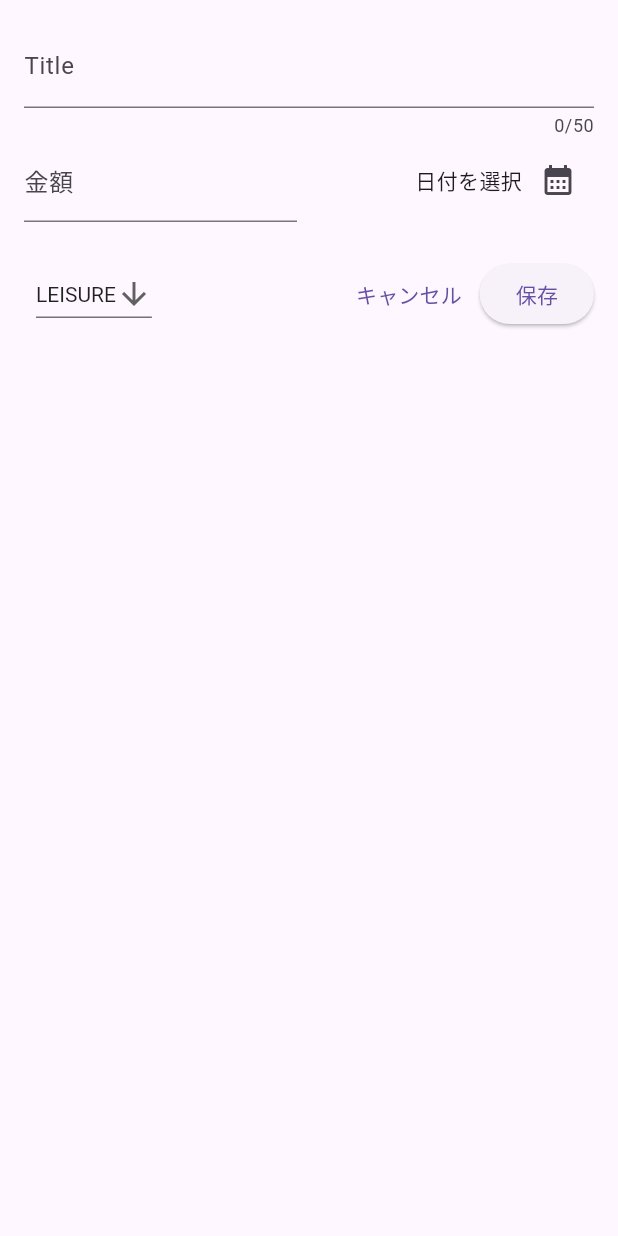
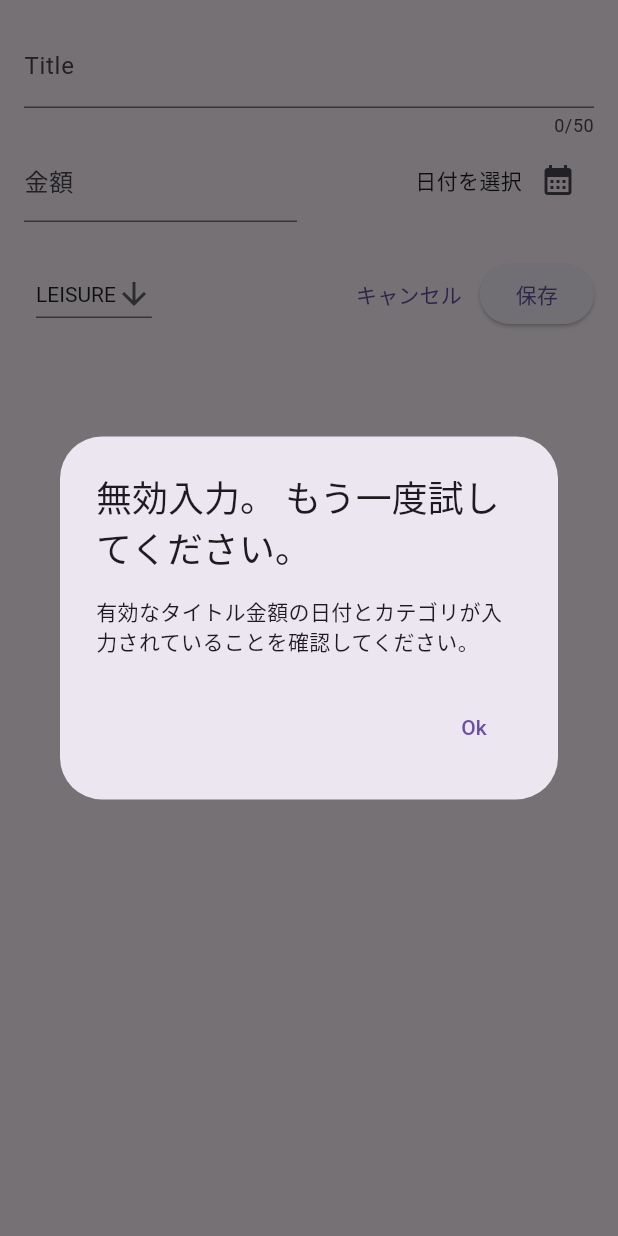
Before and after one commit to Junichi-Machii/flutter_tracker_app01, a Flutter app: the NewExpense widget shown alone on an empty page, opened directly, after a tap on "保存", on a phone screen of 412 x 824 dp. Run offline on Flutter 3.47's test engine with Material 2 defaults, Android fonts, the phone set to English and light mode, and no system bars.

Commit message:
エラーダイヤルログ実装

```diff
--- a/lib/widgets/new_expense.dart
+++ b/lib/widgets/new_expense.dart
@@ -31,6 +31,32 @@ class _NewExpenseState extends State<NewExpense> {
     setState(() {
       _selectedDate = pickedDate;
     });
+  }
+
+  void _submitExpenseDate() {
+    final enteredAmount = double.tryParse(_amountController.text);
+    final amountIsInvalid = enteredAmount == null || enteredAmount <= 0;
+    if (_titleController.text.trim().isEmpty ||
+        amountIsInvalid ||
+        _selectedDate == null) {
+      //error message
+      showDialog(
+        context: context,
+        builder: (ctx) => AlertDialog(
+          title: const Text('無効入力。 もう一度試してください。',style: TextStyle(fontSize: 24),),
+          content: const Text('有効なタイトル金額の日付とカテゴリが入力されていることを確認してください。'),
+          actions: [
+            TextButton(
+              onPressed: () {
+                Navigator.pop(ctx);
+              },
+              child: const Text('Ok'),
+            ),
+          ],
+        ),
+      );
+      return;
+    }
   }
 
   @override
@@ -87,7 +113,9 @@ class _NewExpenseState extends State<NewExpense> {
               )
             ],
           ),
-         const SizedBox(height: 16,),
+          const SizedBox(
+            height: 16,
+          ),
           Row(
             children: [
               Padding(
@@ -101,17 +129,19 @@ class _NewExpenseState extends State<NewExpense> {
                       height: 1,
                     ),
                     value: _selectedCategory,
-                    items: Category.values.map(
+                    items: Category.values
+                        .map(
                           (category) => DropdownMenuItem(
                             value: category,
                             child: Text(
                               category.name.toUpperCase(),
                             ),
                           ),
-                    ).toList(),
+                        )
+                        .toList(),
                     onChanged: (value) {
                       setState(() {
-                      if(value == null) {
+                        if (value == null) {
                           return;
                         }
                         _selectedCategory = value;
@@ -125,11 +155,7 @@ class _NewExpenseState extends State<NewExpense> {
                   },
                   child: const Text('キャンセル')),
               ElevatedButton(
-                  onPressed: () {
-                    print(_titleController.text);
-                    print(_amountController.text);
-                  },
-                  child: const Text("保存"))
+                  onPressed: _submitExpenseDate, child: const Text("保存"))
             ],
           )
         ],
```
Lines whose indentation alone changed are shown as unchanged.
